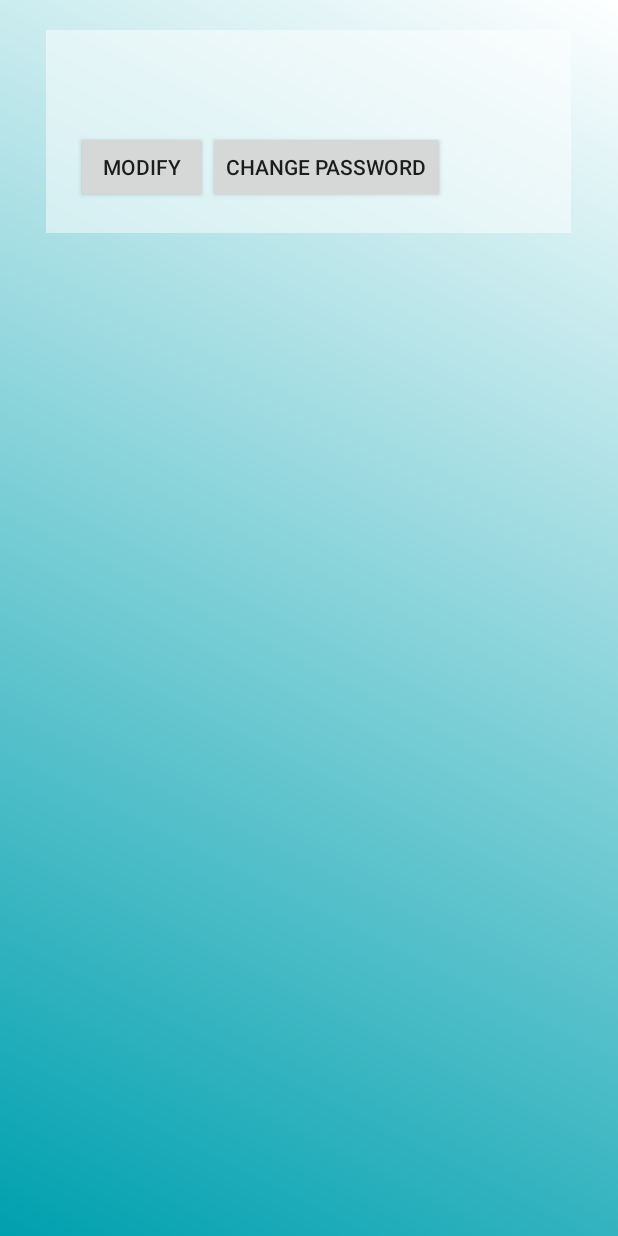
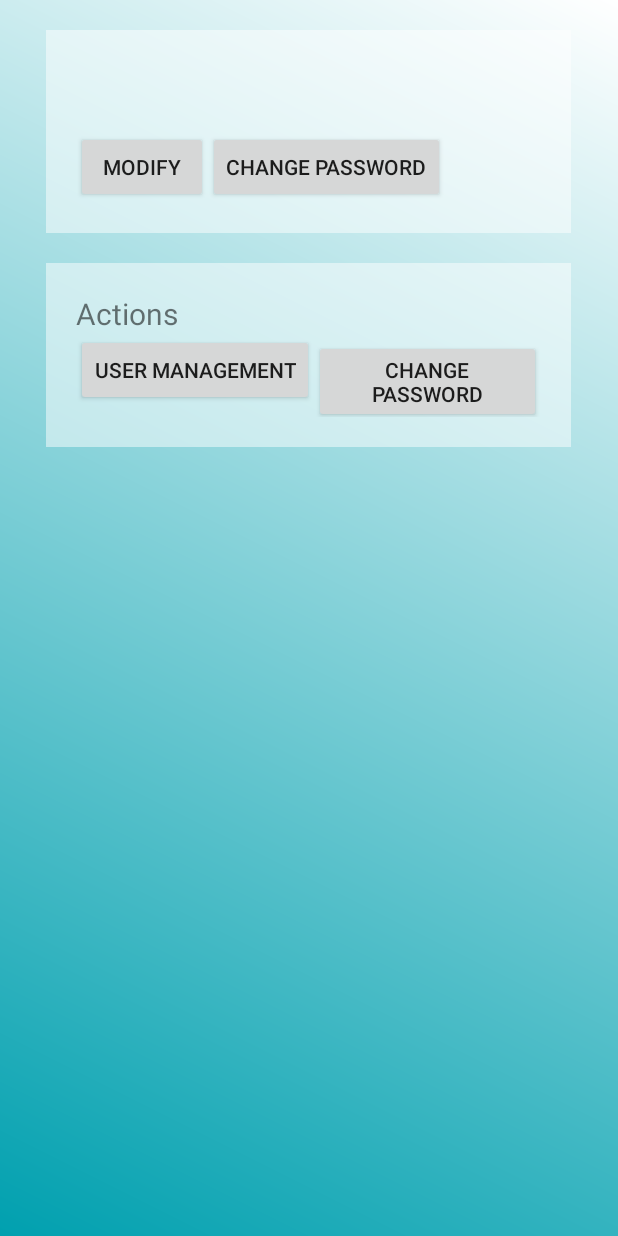
Before and after one commit to TeaFlex/ProcessimControlApp, an Android app: the layout activity_welcome.xml on its own in the app's theme, with its tools: preview values and no code run, on a phone screen of 412 x 824 dp. Run offline under Robolectric (Android 15) with nearby library versions, the phone set to English and light mode, and no system bars.

Commit message:
Dimen file added and refactoring some name

```diff
--- a/app/src/main/res/layout/activity_forms.xml
+++ b/app/src/main/res/layout/activity_forms.xml
@@ -18,7 +18,7 @@
         android:text="@string/app_name"
         android:layout_marginTop="200dp"
         android:layout_marginBottom="100dp"
-        android:textSize="25dp"
+        android:textSize="@dimen/big_title_size"
         android:textStyle="bold"
         />
 
--- a/app/src/main/res/layout/activity_welcome.xml
+++ b/app/src/main/res/layout/activity_welcome.xml
@@ -24,7 +24,7 @@
             android:layout_height="wrap_content"
             android:layout_marginTop="10dp"
             android:layout_marginBottom="10dp"
-            android:textSize="20dp"
+            android:textSize="@dimen/title_size"
             android:textStyle="bold"
             />
         <TableLayout
@@ -49,7 +49,7 @@
                 android:id="@+id/chg_password"
                 android:layout_width="wrap_content"
                 android:layout_height="wrap_content"
-                android:text="@string/chgpassword"
+                android:text="@string/chg_password"
                 android:onClick="onWelcomeClickManager"/>
         </LinearLayout>
     </LinearLayout>
@@ -57,10 +57,34 @@
     <LinearLayout
         android:layout_width="350dp"
         android:layout_height="wrap_content"
+        android:orientation="vertical"
         android:background="@color/white_tran"
-        android:layout_marginTop="20dp"
-        >
+        android:padding="20dp"
+        android:layout_marginTop="20dp">
 
+        <TextView
+            android:layout_width="wrap_content"
+            android:layout_height="wrap_content"
+            android:text="@string/actions"
+            android:textSize="@dimen/title_size"/>
+
+        <LinearLayout
+            android:layout_width="match_parent"
+            android:layout_height="wrap_content">
+            <Button
+                android:id="@+id/user_management"
+                android:layout_width="wrap_content"
+                android:layout_height="wrap_content"
+                android:text="@string/manage_users"
+                android:onClick="onWelcomeClickManager"/>
+
+            <Button
+                android:id="@+id/connect"
+                android:layout_width="wrap_content"
+                android:layout_height="wrap_content"
+                android:text="@string/chg_password"
+                android:onClick="onWelcomeClickManager"/>
+        </LinearLayout>
     </LinearLayout>
 
 </LinearLayout>
--- a/app/src/main/res/layout/module_login.xml
+++ b/app/src/main/res/layout/module_login.xml
@@ -36,7 +36,7 @@ android:orientation="vertical"
     <Button
         android:layout_width="wrap_content"
         android:layout_height="wrap_content"
-        android:text="@string/signup"
+        android:text="@string/sign_up"
         android:id="@+id/to_register"
         style="@style/Widget.AppCompat.ActionButton"
         android:onClick="onFormClickManager"/>
--- a/app/src/main/res/layout/module_register.xml
+++ b/app/src/main/res/layout/module_register.xml
@@ -13,7 +13,7 @@ android:orientation="vertical"
         android:id="@+id/register_firstname"
         android:layout_width="match_parent"
         android:layout_height="wrap_content"
-        android:hint="@string/firstname"
+        android:hint="@string/first_name"
         android:inputType="text"
         />
 
@@ -21,7 +21,7 @@ android:orientation="vertical"
         android:id="@+id/register_lastname"
         android:layout_width="match_parent"
         android:layout_height="wrap_content"
-        android:hint="@string/lastname"
+        android:hint="@string/last_name"
         android:inputType="text"
         />
 
@@ -61,7 +61,7 @@ android:orientation="vertical"
     <Button
         android:layout_width="wrap_content"
         android:layout_height="wrap_content"
-        android:text="@string/signin"
+        android:text="@string/sign_in"
         android:id="@+id/to_login"
         style="@style/Widget.AppCompat.ActionButton"
         android:onClick="onFormClickManager"/>
--- /dev/null
+++ b/app/src/main/res/values/dimensions.xml
@@ -0,0 +1,5 @@
+<?xml version="1.0" encoding="utf-8"?>
+<resources>
+    <dimen name="big_title_size">30sp</dimen>
+    <dimen name="title_size">20sp</dimen>
+</resources>
--- a/app/src/main/res/values/strings.xml
+++ b/app/src/main/res/values/strings.xml
@@ -1,18 +1,18 @@
 <resources>
     <string name="app_name">Processim Control</string>
-    <string name="firstname">First name</string>
-    <string name="lastname">Last name</string>
+    <string name="first_name">First name</string>
+    <string name="last_name">Last name</string>
     <string name="email">Email address</string>
     <string name="password">Password</string>
     <string name="password2">Repeat password</string>
     <string name="connect">Connect</string>
     <string name="register">Register</string>
-    <string name="signin">Sign in</string>
-    <string name="signup">Sign up</string>
-    <string name="controlpannel">Control pannel</string>
+    <string name="sign_in">Sign in</string>
+    <string name="sign_up">Sign up</string>
+    <string name="control_panel">Control panel</string>
     <string name="admin">Administration</string>
-    <string name="manageusers">User management</string>
-    <string name="chgpassword">Change password</string>
+    <string name="manage_users">User management</string>
+    <string name="chg_password">Change password</string>
     <string name="modify">Modify</string>
     <string name="cancel">Cancel</string>
     <string name="accept">Accept</string>
@@ -23,4 +23,5 @@
     <string name="state">State</string>
     <string name="up">UP</string>
     <string name="down">DOWN</string>
+    <string name="actions">Actions</string>
 </resources>
```
